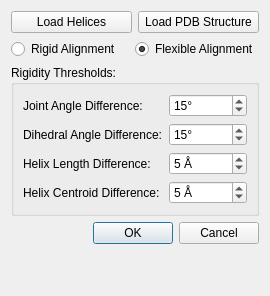
This is Gorgon/src_ui/ui_dialog_calpha_flexible_fitting.ui in GorgonCryoEM/Gorgon as Qt 5 draws it before an edit. The edited form follows.
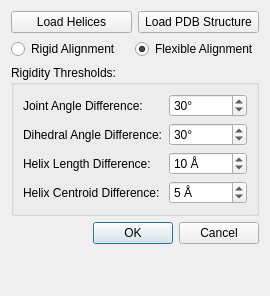
This is the edited form.

Commit message: Changing default flexible fitting values to 30,30,10,5

What changed in the file:
```diff
--- a/Gorgon/src_ui/ui_dialog_calpha_flexible_fitting.ui
+++ b/Gorgon/src_ui/ui_dialog_calpha_flexible_fitting.ui
@@ -104,7 +104,7 @@
          <number>180</number>
         </property>
         <property name="value" >
-         <number>15</number>
+         <number>30</number>
         </property>
        </widget>
       </item>
@@ -130,7 +130,7 @@
          <number>180</number>
         </property>
         <property name="value" >
-         <number>15</number>
+         <number>30</number>
         </property>
        </widget>
       </item>
@@ -156,7 +156,7 @@
          <number>50</number>
         </property>
         <property name="value" >
-         <number>5</number>
+         <number>10</number>
         </property>
        </widget>
       </item>
```
The commit also changes 1 other file.
